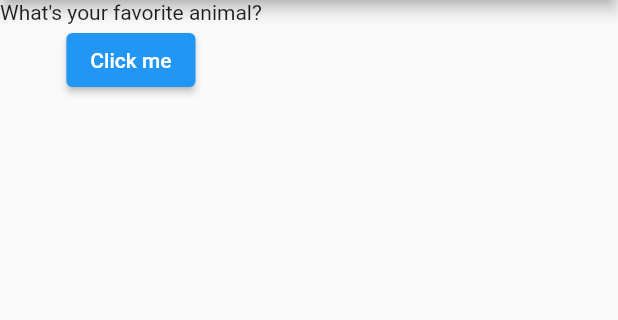
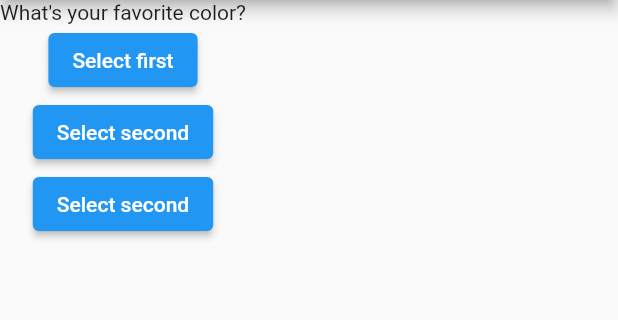
Before and after one commit to IuriPires/questions-app-flutter, a Flutter app: the screen it shows after launch, on a phone screen of 412 x 824 dp, the part 84-404 px from its top. Run offline on Flutter 3.47's test engine with Material 2 defaults, Android fonts, the phone set to English and light mode, and no system bars.

Commit message:
Adding question selection feature

```diff
--- a/lib/main.dart
+++ b/lib/main.dart
@@ -9,8 +9,12 @@ class QuestionAppState extends State<QuestionApp> {
     'What\'s your favorite food?',
   ];
 
-  void answerQuestion() {
-    print('Answer chosen!');
+  var currentQuestion = 0;
+
+  void handleQuestionSelection(int index) {
+    setState(() {
+      currentQuestion = index;
+    });
   }
 
   @override
@@ -22,10 +26,16 @@ class QuestionAppState extends State<QuestionApp> {
         ),
         body: Column(
           children: [
-            Text(questions[1]),
+            Text(questions[currentQuestion]),
             ElevatedButton(
-                child: Text('Click me'),
-                onPressed: () => {print('Hello world')})
+                child: Text('Select first'),
+                onPressed: () => handleQuestionSelection(0)),
+            ElevatedButton(
+                child: Text('Select second'),
+                onPressed: () => handleQuestionSelection(1)),
+            ElevatedButton(
+                child: Text('Select second'),
+                onPressed: () => handleQuestionSelection(2))
           ],
         ),
       ),
```
